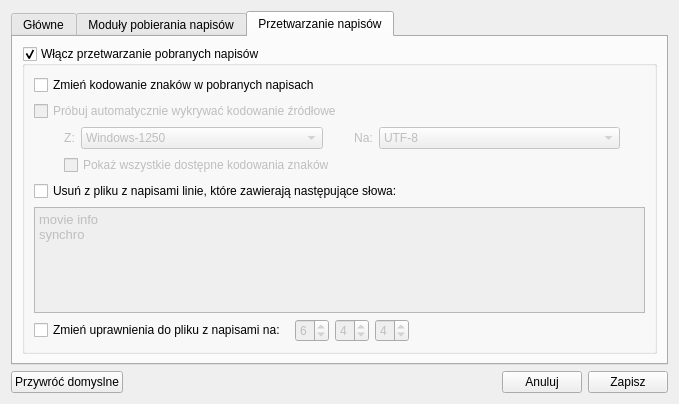
Before: the Qt Designer form ui/frmoptions.ui in QNapi/qnapi, drawn with Qt 5.
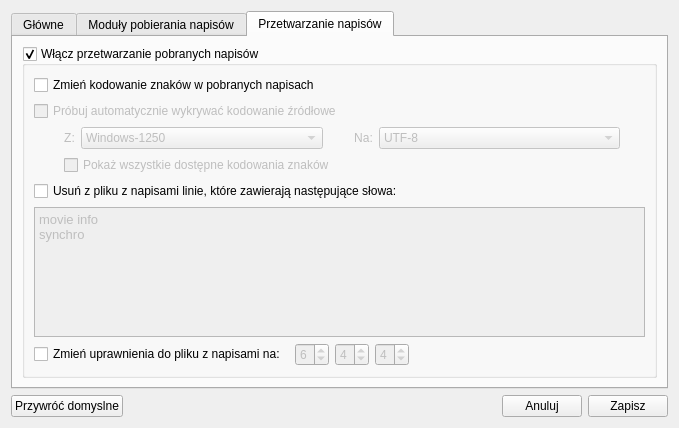
After: the same form once the commit is applied. The open tabs and pages were chosen to show the change. Icons and pictures are not drawn.

```diff
--- a/ui/frmoptions.ui
+++ b/ui/frmoptions.ui
@@ -1,12 +1,12 @@
 <ui version="4.0" >
  <class>frmOptions</class>
- <widget class="QDialog" name="frmOptions" >
-  <property name="geometry" >
+ <widget class="QDialog" name="frmOptions">
+  <property name="geometry">
    <rect>
     <x>0</x>
     <y>0</y>
     <width>679</width>
-    <height>404</height>
+    <height>428</height>
    </rect>
   </property>
   <property name="windowTitle" >
@@ -505,13 +505,13 @@
             <property name="enabled" >
              <bool>false</bool>
             </property>
-            <property name="html" >
-             <string>&lt;!DOCTYPE HTML PUBLIC "-//W3C//DTD HTML 4.0//EN" "http://www.w3.org/TR/REC-html40/strict.dtd">
-&lt;html>&lt;head>&lt;meta name="qrichtext" content="1" />&lt;style type="text/css">
+            <property name="html">
+             <string>&lt;!DOCTYPE HTML PUBLIC &quot;-//W3C//DTD HTML 4.0//EN&quot; &quot;http://www.w3.org/TR/REC-html40/strict.dtd&quot;&gt;
+&lt;html&gt;&lt;head&gt;&lt;meta name=&quot;qrichtext&quot; content=&quot;1&quot; /&gt;&lt;style type=&quot;text/css&quot;&gt;
 p, li { white-space: pre-wrap; }
-&lt;/style>&lt;/head>&lt;body style=" font-family:'Sans Serif'; font-size:10pt; font-weight:400; font-style:normal;">
-&lt;p style=" margin-top:0px; margin-bottom:0px; margin-left:0px; margin-right:0px; -qt-block-indent:0; text-indent:0px; font-family:'DejaVu Sans';">movie info&lt;/p>
-&lt;p style=" margin-top:0px; margin-bottom:0px; margin-left:0px; margin-right:0px; -qt-block-indent:0; text-indent:0px; -qt-user-state:0; font-family:'DejaVu Sans';">synchro&lt;/p>&lt;/body>&lt;/html></string>
+&lt;/style&gt;&lt;/head&gt;&lt;body style=&quot; font-family:'.Lucida Grande UI'; font-size:13pt; font-weight:400; font-style:normal;&quot;&gt;
+&lt;p style=&quot; margin-top:0px; margin-bottom:0px; margin-left:0px; margin-right:0px; -qt-block-indent:0; text-indent:0px;&quot;&gt;&lt;span style=&quot; font-family:'DejaVu Sans'; font-size:10pt;&quot;&gt;movie info&lt;/span&gt;&lt;/p&gt;
+&lt;p style=&quot; margin-top:0px; margin-bottom:0px; margin-left:0px; margin-right:0px; -qt-block-indent:0; text-indent:0px; -qt-user-state:0;&quot;&gt;&lt;span style=&quot; font-family:'DejaVu Sans'; font-size:10pt;&quot;&gt;synchro&lt;/span&gt;&lt;/p&gt;&lt;/body&gt;&lt;/html&gt;</string>
             </property>
             <property name="acceptRichText" >
              <bool>false</bool>
```
Left out of the diff: 485 changed lines with no effect on the pictures.
